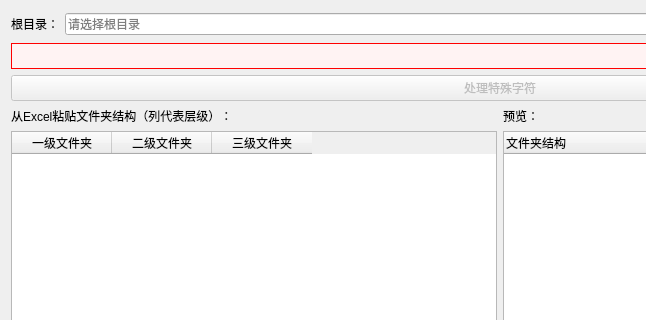
Qt form file_toolbox/gui/forms/batch_folder_creator_dialog.ui (FelixJI/file-toolbox) before a commit; both pictures show x 0 to 646 and y 0 to 320 of the 1000 by 700 pixel window.
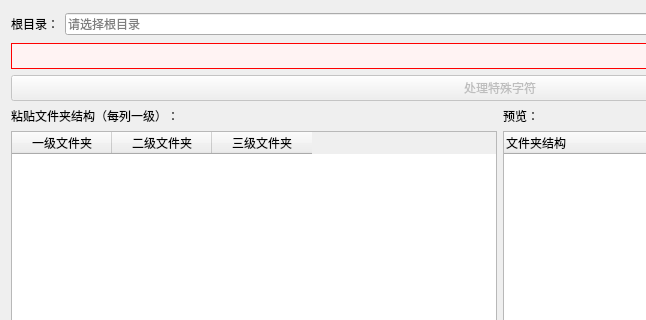
The same form after that commit.

What changed in the file:
```diff
--- a/file_toolbox/gui/forms/batch_folder_creator_dialog.ui
+++ b/file_toolbox/gui/forms/batch_folder_creator_dialog.ui
@@ -81,7 +81,7 @@
        <item>
         <widget class="QLabel" name="label_paste">
          <property name="text">
-          <string>从Excel粘贴文件夹结构（列代表层级）：</string>
+          <string>粘贴文件夹结构（每列一级）：</string>
          </property>
         </widget>
        </item>
```
